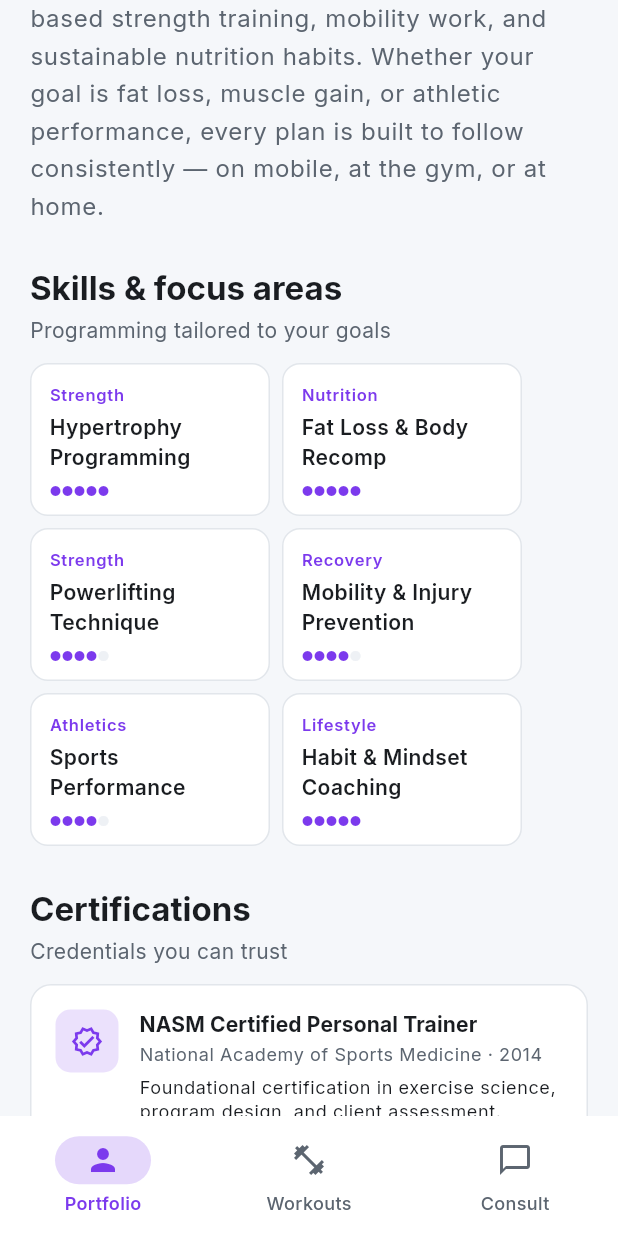
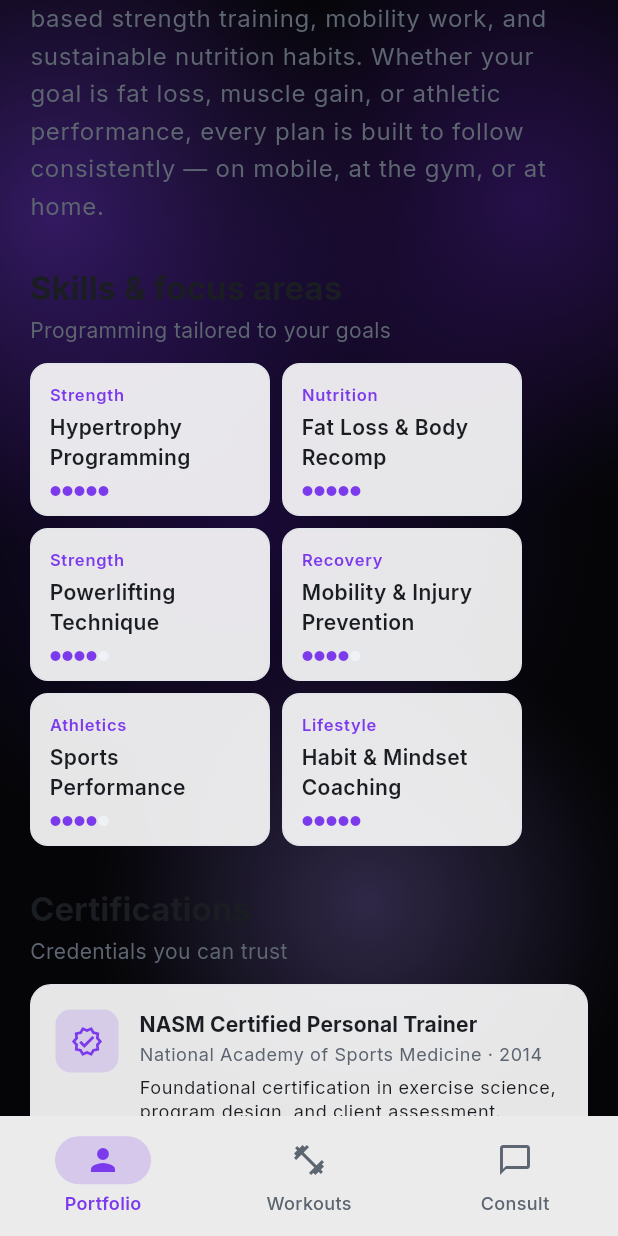
Before and after one commit to atirek-pothiwala/trainer-portfolio, a Flutter app: the screen it shows after launch, scrolled down 576 dp, on a phone screen of 412 x 824 dp. Run offline on Flutter 3.47's test engine with Material 3 defaults, Android fonts, the phone set to English and light mode, and no system bars; our stand-ins replace cached_network_image, equatable, flutter_bloc, google_fonts; network calls fail.

Commit message:
Apply animated violet mesh background across entire app shell
Wrap MainShellPage with the Instagram-style gradient, use frosted panels
for cards, and remove duplicate mesh from the Instagram connect section.

```diff
--- a/lib/core/theme/app_theme.dart
+++ b/lib/core/theme/app_theme.dart
@@ -33,7 +33,7 @@ ThemeData _buildTheme({
   final base = ThemeData(
     useMaterial3: true,
     brightness: brightness,
-    scaffoldBackgroundColor: background,
+    scaffoldBackgroundColor: Colors.transparent,
     colorScheme: ColorScheme(
       brightness: brightness,
       primary: tokens.accent,
--- /dev/null
+++ b/lib/core/theme/frosted_surface.dart
@@ -0,0 +1,8 @@
+import 'package:flutter/material.dart';
+
+/// Semi-opaque panels that sit on top of the animated app background.
+Color frostedSurface(BuildContext context, {double? alpha}) {
+  final surface = Theme.of(context).colorScheme.surface;
+  final isDark = Theme.of(context).brightness == Brightness.dark;
+  return surface.withValues(alpha: alpha ?? (isDark ? 0.78 : 0.9));
+}
--- a/lib/core/widgets/animated_instagram_mesh_background.dart
+++ b/lib/core/widgets/animated_instagram_mesh_background.dart
@@ -8,12 +8,16 @@ class AnimatedInstagramMeshBackground extends StatefulWidget {
     super.key,
     required this.child,
     this.borderRadius = BorderRadius.zero,
-    this.duration = const Duration(seconds: 10),
+    this.duration = const Duration(seconds: 12),
+    this.vignetteOpacity,
   });
 
   final Widget child;
   final BorderRadius borderRadius;
   final Duration duration;
+
+  /// Darkens the mesh so foreground text stays readable. Defaults by theme.
+  final double? vignetteOpacity;
 
   @override
   State<AnimatedInstagramMeshBackground> createState() =>
@@ -42,10 +46,13 @@ class _AnimatedInstagramMeshBackgroundState
   Widget build(BuildContext context) {
     final isDark = Theme.of(context).brightness == Brightness.dark;
 
+    final vignette = widget.vignetteOpacity ??
+        (isDark ? 0.22 : 0.06);
+
     return ClipRRect(
       borderRadius: widget.borderRadius,
       child: Stack(
-        fit: StackFit.passthrough,
+        fit: StackFit.expand,
         children: [
           Positioned.fill(
             child: AnimatedBuilder(
@@ -63,9 +70,7 @@ class _AnimatedInstagramMeshBackgroundState
           Positioned.fill(
             child: DecoratedBox(
               decoration: BoxDecoration(
-                color: isDark
-                    ? Colors.black.withValues(alpha: 0.35)
-                    : Colors.black.withValues(alpha: 0.08),
+                color: Colors.black.withValues(alpha: vignette),
               ),
             ),
           ),
--- a/lib/features/portfolio/view/portfolio_page.dart
+++ b/lib/features/portfolio/view/portfolio_page.dart
@@ -93,6 +93,10 @@ class _PortfolioContent extends StatelessWidget {
         slivers: [
           SliverAppBar(
             floating: true,
+            backgroundColor: Colors.transparent,
+            surfaceTintColor: Colors.transparent,
+            elevation: 0,
+            scrolledUnderElevation: 0,
             title: const AppNameText(fontSize: 26),
             actions: [
               IconButton(
--- a/lib/features/portfolio/view/widgets/certifications_section.dart
+++ b/lib/features/portfolio/view/widgets/certifications_section.dart
@@ -1,6 +1,7 @@
 import 'package:flutter/material.dart';
 
 import '../../../../core/theme/app_theme_tokens.dart';
+import '../../../../core/theme/frosted_surface.dart';
 import '../../../../data/models/certification.dart';
 import 'section_header.dart';
 
@@ -27,12 +28,11 @@ class CertificationsSection extends StatelessWidget {
           itemBuilder: (context, index) {
             final cert = certifications[index];
             final tokens = context.tokens;
-            final colors = context.colorScheme;
 
             return Container(
               padding: const EdgeInsets.all(16),
               decoration: BoxDecoration(
-                color: colors.surface,
+                color: frostedSurface(context),
                 borderRadius: BorderRadius.circular(14),
                 border: Border.all(color: tokens.border),
               ),
--- a/lib/features/portfolio/view/widgets/skills_section.dart
+++ b/lib/features/portfolio/view/widgets/skills_section.dart
@@ -1,6 +1,7 @@
 import 'package:flutter/material.dart';
 
 import '../../../../core/theme/app_theme_tokens.dart';
+import '../../../../core/theme/frosted_surface.dart';
 import '../../../../data/models/skill.dart';
 import 'section_header.dart';
 
@@ -39,13 +40,12 @@ class _SkillCard extends StatelessWidget {
   @override
   Widget build(BuildContext context) {
     final tokens = context.tokens;
-    final colors = context.colorScheme;
 
     return Container(
       width: 160,
       padding: const EdgeInsets.all(12),
       decoration: BoxDecoration(
-        color: colors.surface,
+        color: frostedSurface(context),
         borderRadius: BorderRadius.circular(12),
         border: Border.all(color: tokens.border),
       ),
--- a/lib/features/portfolio/view/widgets/social_feed_section.dart
+++ b/lib/features/portfolio/view/widgets/social_feed_section.dart
@@ -3,6 +3,7 @@ import 'package:flutter/material.dart';
 import 'package:intl/intl.dart';
 
 import '../../../../core/theme/app_theme_tokens.dart';
+import '../../../../core/theme/frosted_surface.dart';
 import '../../../../core/utils/url_launcher_helper.dart';
 import '../../../../data/models/social_post.dart';
 import 'section_header.dart';
@@ -103,10 +104,9 @@ class _PostTile extends StatelessWidget {
   Widget build(BuildContext context) {
     final date = DateFormat('MMM d, yyyy').format(post.publishedAt);
     final tokens = context.tokens;
-    final colors = context.colorScheme;
 
     return Material(
-      color: colors.surface,
+      color: frostedSurface(context),
       borderRadius: BorderRadius.circular(14),
       child: InkWell(
         onTap: () => openExternalUrl(post.postUrl),
--- a/lib/features/portfolio/view/widgets/success_stories_section.dart
+++ b/lib/features/portfolio/view/widgets/success_stories_section.dart
@@ -2,6 +2,7 @@ import 'package:cached_network_image/cached_network_image.dart';
 import 'package:flutter/material.dart';
 
 import '../../../../core/theme/app_theme_tokens.dart';
+import '../../../../core/theme/frosted_surface.dart';
 import '../../../../data/models/success_story.dart';
 import 'section_header.dart';
 
@@ -49,14 +50,13 @@ class _StoryCard extends StatelessWidget {
   @override
   Widget build(BuildContext context) {
     final tokens = context.tokens;
-    final colors = context.colorScheme;
 
     return SizedBox(
       width: _kStoryCardWidth,
       height: _kStoryCardHeight,
       child: DecoratedBox(
         decoration: BoxDecoration(
-          color: colors.surface,
+          color: frostedSurface(context),
           borderRadius: BorderRadius.circular(16),
           border: Border.all(color: tokens.border),
         ),
--- a/lib/features/shell/coming_soon_page.dart
+++ b/lib/features/shell/coming_soon_page.dart
@@ -1,6 +1,7 @@
 import 'package:flutter/material.dart';
 
 import '../../core/theme/app_theme_tokens.dart';
+import '../../core/theme/frosted_surface.dart';
 
 class ComingSoonPage extends StatelessWidget {
   const ComingSoonPage({
@@ -19,7 +20,6 @@ class ComingSoonPage extends StatelessWidget {
   @override
   Widget build(BuildContext context) {
     final tokens = context.tokens;
-    final colors = context.colorScheme;
 
     return Center(
       child: Padding(
@@ -30,7 +30,7 @@ class ComingSoonPage extends StatelessWidget {
             Container(
               padding: const EdgeInsets.all(20),
               decoration: BoxDecoration(
-                color: colors.surface,
+                color: frostedSurface(context),
                 shape: BoxShape.circle,
                 border: Border.all(color: tokens.border),
               ),
--- a/lib/features/shell/main_shell_page.dart
+++ b/lib/features/shell/main_shell_page.dart
@@ -1,5 +1,6 @@
 import 'package:flutter/material.dart';
 
+import '../../core/widgets/animated_instagram_mesh_background.dart';
 import '../portfolio/view/portfolio_page.dart';
 import 'coming_soon_page.dart';
 
@@ -33,7 +34,13 @@ class _MainShellPageState extends State<MainShellPage> {
 
   @override
   Widget build(BuildContext context) {
-    return Scaffold(
+    final navSurface = Theme.of(context).colorScheme.surface.withValues(
+          alpha: Theme.of(context).brightness == Brightness.dark ? 0.82 : 0.92,
+        );
+
+    return AnimatedInstagramMeshBackground(
+      child: Scaffold(
+        backgroundColor: Colors.transparent,
         body: IndexedStack(
           index: _index,
           children: const [
@@ -57,6 +64,7 @@ class _MainShellPageState extends State<MainShellPage> {
           ],
         ),
         bottomNavigationBar: NavigationBar(
+          backgroundColor: navSurface,
           selectedIndex: _index,
           onDestinationSelected: (i) => setState(() => _index = i),
           destinations: [
@@ -68,6 +76,7 @@ class _MainShellPageState extends State<MainShellPage> {
               ),
           ],
         ),
+      ),
     );
   }
 }
```
Also changed, not shown: lib/features/portfolio/view/widgets/instagram_connect_card.dart (+10 -23 lines), lib/features/portfolio/view/widgets/trainer_hero.dart (+2 -5 lines). Lines whose indentation alone changed are shown as unchanged.
